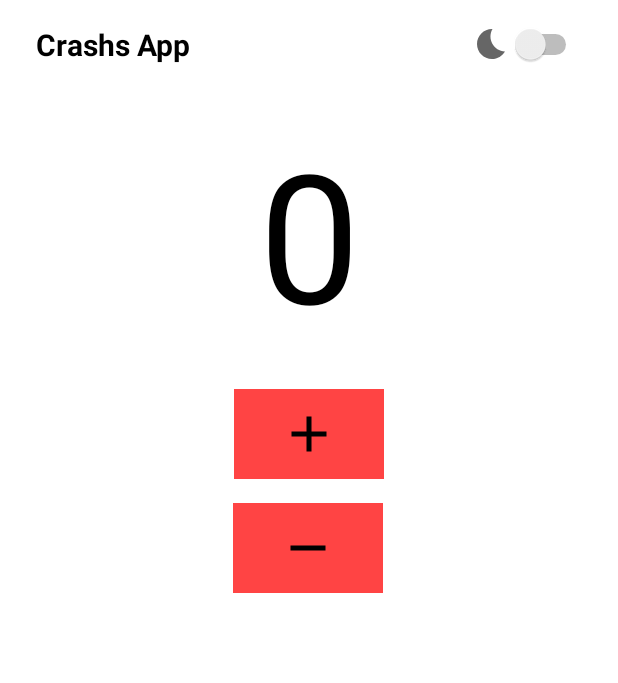
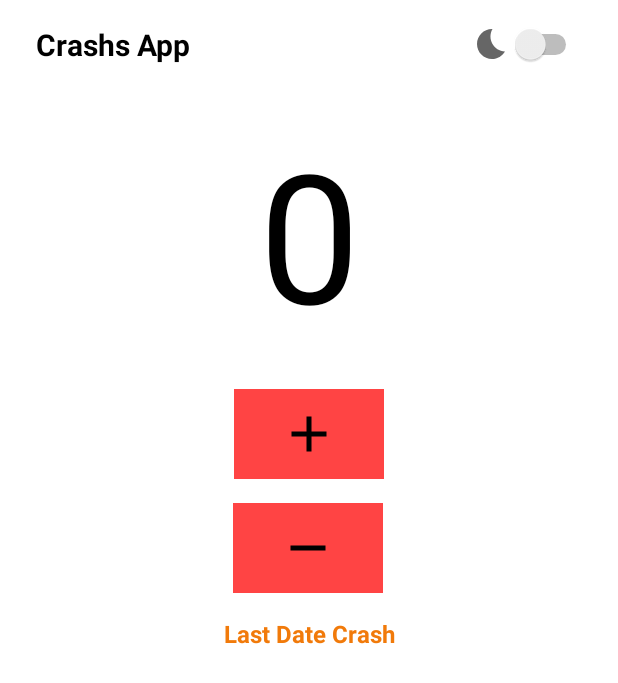
Before and after one commit to gustavodahora/chashs-app, an Android app: the layout activity_main.xml on its own in the app's theme, with its tools: preview values and no code run, on a phone screen of 412 x 824 dp. Shown: the top 683 px of the screen. Run offline under Robolectric (Android 15) with nearby library versions, the light colour scheme and no system bars.

Commit message:
Adding a functionality to save the last date crash

```diff
--- a/app/src/main/java/com/example/crashs_app/MainActivity.kt
+++ b/app/src/main/java/com/example/crashs_app/MainActivity.kt
@@ -13,7 +13,7 @@ class MainActivity : AppCompatActivity() {
     private lateinit var binding: ActivityMainBinding
     private var checkedThemeGlobal = false
     private var crashValue = 0
-    private var formatedDate = " "
+    private var formatedDateGlobal: String? = " "
 
     override fun onCreate(savedInstanceState: Bundle?) {
         super.onCreate(savedInstanceState)
@@ -27,6 +27,7 @@ class MainActivity : AppCompatActivity() {
             val checked = getBoolean("checked", false)
             val getCrashValue = getInt("crashValue", 0)
             val formatedDate = getString("crashDate", "")
+            formatedDateGlobal = formatedDate
             checkedThemeGlobal = checked
             crashValue = getCrashValue
         }
@@ -80,20 +81,20 @@ class MainActivity : AppCompatActivity() {
     }
 
     fun getDate() {
-        binding.lastCrashDate.text = formatedDate
+        binding.lastCrashDate.text = formatedDateGlobal
     }
 
     fun setDate() {
-//        Toast.makeText(applicationContext, "hi", Toast.LENGTH_SHORT).show()
+        val pref = PreferenceManager.getDefaultSharedPreferences(this)
+        val editor = pref.edit()
+
         var currentDate = System.currentTimeMillis()
         var formatter = SimpleDateFormat("dd/MM/yyyy HH:mm:ss")
         var tempFormatedDate = formatter.format(currentDate)
 
-        val pref = PreferenceManager.getDefaultSharedPreferences(this)
-        val editor = pref.edit()
+        formatedDateGlobal = tempFormatedDate
+
         editor.putString("crashDate", tempFormatedDate).apply()
-
-        formatedDate = tempFormatedDate
         getDate()
     }
 }
--- a/app/src/main/res/layout/activity_main.xml
+++ b/app/src/main/res/layout/activity_main.xml
@@ -86,8 +86,24 @@
         android:id="@+id/lastCrashDate"
         android:layout_width="wrap_content"
         android:layout_height="wrap_content"
-        android:layout_marginTop="24dp"
-        android:text=" "
+        android:layout_marginTop="8dp"
+        android:textColor="?android:attr/textColorPrimary"
+        android:textSize="16sp"
+        android:textStyle="bold"
+        app:layout_constraintEnd_toEndOf="parent"
+        app:layout_constraintHorizontal_bias="0.498"
+        app:layout_constraintStart_toStartOf="parent"
+        app:layout_constraintTop_toBottomOf="@+id/lastDateCrashLabel" />
+
+    <TextView
+        android:id="@+id/lastDateCrashLabel"
+        android:layout_width="wrap_content"
+        android:layout_height="wrap_content"
+        android:layout_marginTop="16dp"
+        android:text="@string/last_date_crash_label"
+        android:textColor="?android:attr/colorActivatedHighlight"
+        android:textSize="16sp"
+        android:textStyle="bold"
         app:layout_constraintEnd_toEndOf="parent"
         app:layout_constraintStart_toStartOf="parent"
         app:layout_constraintTop_toBottomOf="@+id/removeCrash" />
--- a/app/src/main/res/values/strings.xml
+++ b/app/src/main/res/values/strings.xml
@@ -2,4 +2,5 @@
     <string name="app_name">crashs-app</string>
     <string name="app_title">Crashs App</string>
     <string name="count_crash">0</string>
+    <string name="last_date_crash_label">Last Date Crash</string>
 </resources>
```
